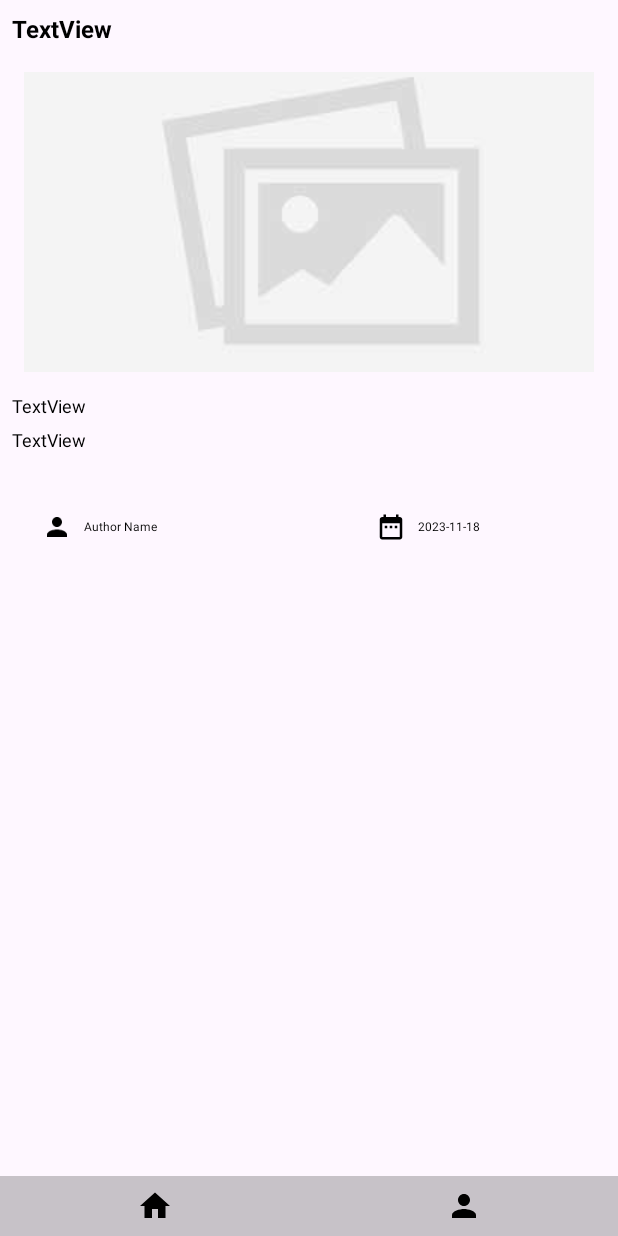
After one commit to Myniv/RakaminFinalTask, an Android app: the layout activity_detail_page.xml on its own in the app's theme, with its tools: preview values and no code run, on a phone screen of 412 x 824 dp. The commit adds this screen. Run offline under Robolectric (Android 15) with nearby library versions, the phone set to English and light mode, and no system bars.

Commit message:
Feat : Add Detail Page

```diff
--- a/app/src/main/AndroidManifest.xml
+++ b/app/src/main/AndroidManifest.xml
@@ -16,6 +16,9 @@
         android:theme="@style/Theme.RakaminFinalTask"
         tools:targetApi="31">
         <activity
+            android:name=".DetailPage"
+            android:exported="false" />
+        <activity
             android:name=".AboutPage"
             android:exported="false" />
         <activity
--- /dev/null
+++ b/app/src/main/res/drawable/round_corner.xml
@@ -0,0 +1,5 @@
+<?xml version="1.0" encoding="utf-8"?>
+<shape xmlns:android="http://schemas.android.com/apk/res/android">
+    <solid android:color="@color/cardview_shadow_start_color" />
+    <corners android:radius="0dp" />
+</shape>
--- /dev/null
+++ b/app/src/main/res/layout/activity_detail_page.xml
@@ -0,0 +1,175 @@
+<?xml version="1.0" encoding="utf-8"?>
+<androidx.constraintlayout.widget.ConstraintLayout xmlns:android="http://schemas.android.com/apk/res/android"
+    xmlns:app="http://schemas.android.com/apk/res-auto"
+    xmlns:tools="http://schemas.android.com/tools"
+    android:layout_width="match_parent"
+    android:layout_height="match_parent"
+    android:orientation="vertical"
+    tools:context=".DetailPage">
+
+    <ScrollView
+        android:layout_width="match_parent"
+        android:layout_height="wrap_content"
+        app:layout_constraintEnd_toEndOf="parent"
+        app:layout_constraintStart_toStartOf="parent"
+        app:layout_constraintTop_toTopOf="parent">
+
+        <LinearLayout
+            android:layout_width="match_parent"
+            android:layout_height="wrap_content"
+            android:orientation="vertical"
+            android:layout_margin="8dp">
+
+            <TextView
+                android:id="@+id/text_title_detail"
+                android:layout_width="match_parent"
+                android:layout_height="wrap_content"
+                android:layout_marginBottom="10dp"
+                android:text="TextView"
+                android:textColor="@color/black"
+                android:textSize="16sp"
+                android:textStyle="bold" />
+
+            <ImageView
+                android:id="@+id/img_detail"
+                android:layout_width="match_parent"
+                android:layout_height="200dp"
+                android:src="@drawable/not_available"
+                android:layout_margin="8dp"
+                android:scaleType="center" />
+
+            <TextView
+                android:id="@+id/text_description_detail"
+                android:layout_width="match_parent"
+                android:layout_height="wrap_content"
+                android:layout_marginTop="6dp"
+                android:text="TextView"
+                android:textColor="@color/black"
+                android:textSize="12sp"
+                android:textStyle="normal" />
+
+            <TextView
+                android:id="@+id/text_content_detail"
+                android:layout_width="match_parent"
+                android:layout_height="wrap_content"
+                android:layout_marginTop="6dp"
+                android:text="TextView"
+                android:textColor="@color/black"
+                android:textSize="12sp"
+                android:textStyle="normal" />
+
+            <LinearLayout
+                android:layout_width="match_parent"
+                android:layout_height="wrap_content"
+                android:orientation="horizontal"
+                android:layout_marginTop="30dp"
+                android:paddingTop="10dp">
+
+                <LinearLayout
+                    android:layout_width="wrap_content"
+                    android:layout_height="wrap_content"
+                    android:orientation="horizontal"
+                    android:layout_weight="2">
+                    <ImageView
+                        android:layout_width="20dp"
+                        android:layout_height="20dp"
+                        android:scaleType="centerCrop"
+                        android:layout_marginLeft="20dp"
+                        android:src="@drawable/baseline_person_24">
+
+                    </ImageView>
+
+                    <TextView
+                        android:id="@+id/text_author_detail"
+                        android:layout_width="70dp"
+                        android:layout_height="wrap_content"
+                        android:layout_gravity="center"
+                        android:layout_marginLeft="8dp"
+                        android:maxLines="1"
+                        android:text="Author Name"
+                        android:textColor="@color/black"
+                        android:textSize="8sp"
+                        android:textStyle="normal">
+
+                    </TextView>
+                </LinearLayout>
+
+                <View
+                    android:layout_width="0dp"
+                    android:layout_height="0dp"
+                    android:layout_weight="1"
+                    />
+
+                <LinearLayout
+                    android:layout_width="wrap_content"
+                    android:layout_height="wrap_content"
+                    android:orientation="horizontal"
+                    android:layout_weight="2"
+                    android:layout_gravity="right">
+
+                    <ImageView
+                        android:layout_width="20dp"
+                        android:layout_height="20dp"
+                        android:scaleType="centerCrop"
+                        android:src="@drawable/baseline_date_range_24">
+
+                    </ImageView>
+
+                    <TextView
+                        android:id="@+id/text_date_detail"
+                        android:layout_width="41dp"
+                        android:layout_height="wrap_content"
+                        android:layout_gravity="center"
+                        android:layout_marginLeft="8dp"
+                        android:maxLines="1"
+                        android:text="2023-11-18"
+                        android:textColor="@color/black"
+                        android:textSize="8sp"
+                        android:textStyle="normal"
+                        android:gravity="left"
+                        android:maxLength="10">
+                    </TextView>
+
+                </LinearLayout>
+
+
+            </LinearLayout>
+
+        </LinearLayout>
+
+
+    </ScrollView>
+
+
+
+
+    <LinearLayout
+        android:id="@+id/navbar"
+        android:layout_width="match_parent"
+        android:layout_height="wrap_content"
+        android:orientation="horizontal"
+        app:layout_constraintBottom_toBottomOf="parent"
+        app:layout_constraintEnd_toEndOf="parent"
+        app:layout_constraintStart_toStartOf="parent"
+        android:weightSum="2">
+
+        <ImageButton
+            android:id="@+id/btn_home_indetail"
+            android:layout_width="match_parent"
+            android:layout_height="40dp"
+            android:layout_weight="1"
+            android:src="@drawable/baseline_home_24"
+            android:background="@drawable/round_corner"/>
+
+        <ImageButton
+            android:id="@+id/btn_profile_indetail"
+            android:layout_width="match_parent"
+            android:layout_height="40dp"
+            android:layout_weight="1"
+            android:src="@drawable/baseline_person_24"
+            android:background="@drawable/round_corner"/>
+
+    </LinearLayout>
+
+
+</androidx.constraintlayout.widget.ConstraintLayout>
```
Also changed, not shown: app/src/main/java/com/example/rakaminfinaltask/DetailPage.kt (added, +69 -0 lines), app/src/main/java/com/example/rakaminfinaltask/MainActivity.kt (+9 -1 lines), app/src/main/java/com/example/rakaminfinaltask/api/models/NewHeadLine.kt (+49 -9 lines), app/src/main/java/com/example/rakaminfinaltask/api/models/Source.kt (+31 -3 lines), app/src/main/res/layout/activity_about_page.xml (+6 -4 lines), app/src/main/res/layout/activity_main.xml (+8 -4 lines).
